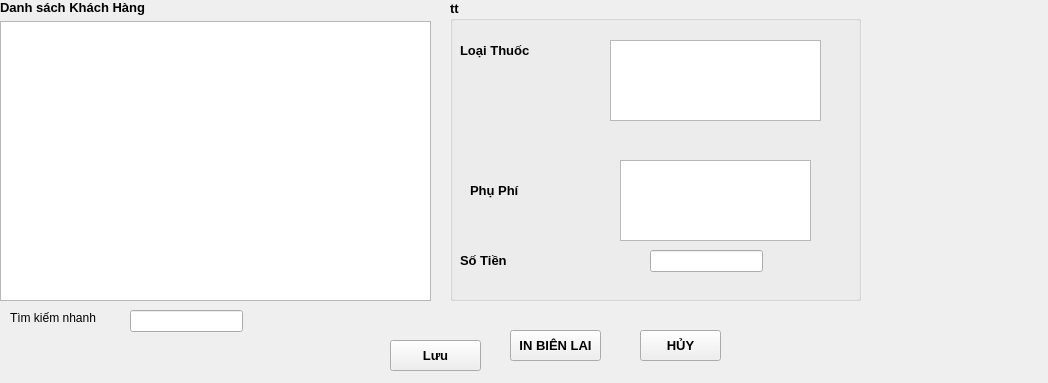
Old version of the form dongphi.ui in the repository xdien/tcmr.
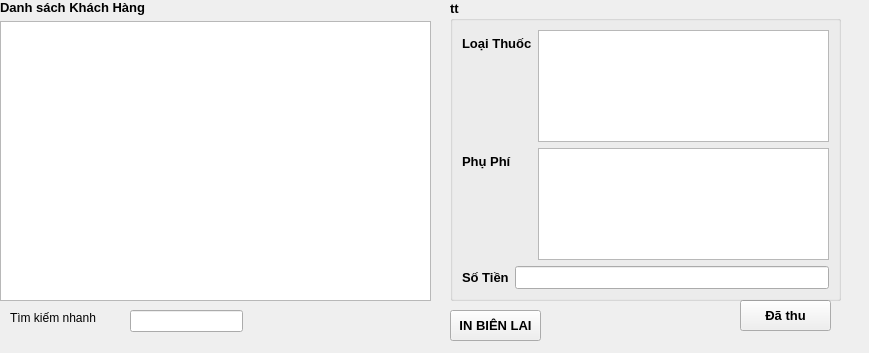
New version of the form.

Patch:
```diff
--- a/dongphi.ui
+++ b/dongphi.ui
@@ -6,8 +6,8 @@
    <rect>
     <x>0</x>
     <y>0</y>
-    <width>1048</width>
-    <height>383</height>
+    <width>869</width>
+    <height>353</height>
    </rect>
   </property>
   <property name="windowTitle">
@@ -74,31 +74,11 @@
      <string>Lưu</string>
     </property>
    </widget>
-   <widget class="QPushButton" name="pushButton_4">
-    <property name="geometry">
-     <rect>
-      <x>640</x>
-      <y>330</y>
-      <width>81</width>
-      <height>31</height>
-     </rect>
-    </property>
-    <property name="font">
-     <font>
-      <pointsize>10</pointsize>
-      <weight>75</weight>
-      <bold>true</bold>
-     </font>
-    </property>
-    <property name="text">
-     <string>HỦY</string>
-    </property>
-   </widget>
    <widget class="QPushButton" name="pushButton_5">
     <property name="geometry">
      <rect>
-      <x>510</x>
-      <y>330</y>
+      <x>450</x>
+      <y>310</y>
       <width>91</width>
       <height>31</height>
      </rect>
@@ -117,8 +97,8 @@
    <widget class="QPushButton" name="pushButton_6">
     <property name="geometry">
      <rect>
-      <x>390</x>
-      <y>340</y>
+      <x>740</x>
+      <y>300</y>
       <width>91</width>
       <height>31</height>
      </rect>
@@ -131,7 +111,7 @@
      </font>
     </property>
     <property name="text">
-     <string>Lưu</string>
+     <string>Đã thu</string>
     </property>
    </widget>
    <widget class="QGroupBox" name="groupBox_2">
@@ -139,7 +119,7 @@
      <rect>
       <x>450</x>
       <y>0</y>
-      <width>411</width>
+      <width>391</width>
       <height>301</height>
      </rect>
     </property>
@@ -153,15 +133,11 @@
     <property name="title">
      <string>tt</string>
     </property>
+    <layout class="QVBoxLayout" name="verticalLayout_2">
+     <item>
+      <layout class="QFormLayout" name="formLayout">
+       <item row="0" column="0">
     <widget class="QLabel" name="label_3">
-     <property name="geometry">
-      <rect>
-       <x>10</x>
-       <y>40</y>
-       <width>111</width>
-       <height>21</height>
-      </rect>
-     </property>
      <property name="font">
       <font>
        <pointsize>10</pointsize>
@@ -173,69 +149,44 @@
       <string>Loại Thuốc</string>
      </property>
     </widget>
-    <widget class="QLabel" name="label_6">
-     <property name="geometry">
-      <rect>
-       <x>10</x>
-       <y>250</y>
-       <width>111</width>
-       <height>21</height>
-      </rect>
-     </property>
-     <property name="font">
-      <font>
-       <pointsize>10</pointsize>
-       <weight>75</weight>
-       <bold>true</bold>
-      </font>
-     </property>
-     <property name="text">
-      <string>Số Tiền</string>
-     </property>
-    </widget>
-    <widget class="QTreeView" name="treeView_danhsachthuoc">
-     <property name="geometry">
-      <rect>
-       <x>160</x>
-       <y>40</y>
-       <width>211</width>
-       <height>81</height>
-      </rect>
-     </property>
-    </widget>
-    <widget class="QLineEdit" name="sotien">
-     <property name="geometry">
-      <rect>
-       <x>200</x>
-       <y>250</y>
-       <width>113</width>
-       <height>22</height>
-      </rect>
-     </property>
-    </widget>
+       </item>
+       <item row="0" column="1">
+        <widget class="QTreeView" name="treeView_danhsachthuoc"/>
+       </item>
+       <item row="1" column="0">
     <widget class="QLabel" name="label_4">
-     <property name="geometry">
-      <rect>
-       <x>20</x>
-       <y>180</y>
-       <width>81</width>
-       <height>21</height>
-      </rect>
-     </property>
      <property name="text">
       <string>Phụ Phí</string>
      </property>
     </widget>
-    <widget class="QListView" name="listView">
-     <property name="geometry">
-      <rect>
-       <x>170</x>
-       <y>160</y>
-       <width>191</width>
-       <height>81</height>
-      </rect>
-     </property>
-    </widget>
+       </item>
+       <item row="1" column="1">
+        <widget class="QTreeView" name="treeView_dv"/>
+       </item>
+      </layout>
+     </item>
+     <item>
+      <layout class="QFormLayout" name="formLayout_2">
+       <item row="0" column="0">
+        <widget class="QLabel" name="label_6">
+         <property name="font">
+          <font>
+           <pointsize>10</pointsize>
+           <weight>75</weight>
+           <bold>true</bold>
+          </font>
+         </property>
+         <property name="text">
+          <string>Số Tiền</string>
+         </property>
+        </widget>
+       </item>
+       <item row="0" column="1">
+        <widget class="QLineEdit" name="sotien"/>
+       </item>
+      </layout>
+     </item>
+    </layout>
    </widget>
    <widget class="QWidget" name="layoutWidget">
     <property name="geometry">
```
Lines whose indentation alone changed are shown as unchanged.
